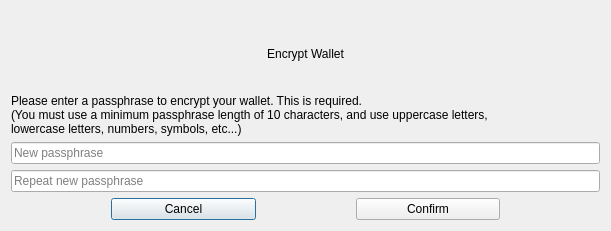
Before: the Qt Designer form src/qt/forms/encryptdialog.ui in pedrorv0106/DAPS, drawn with Qt 5.
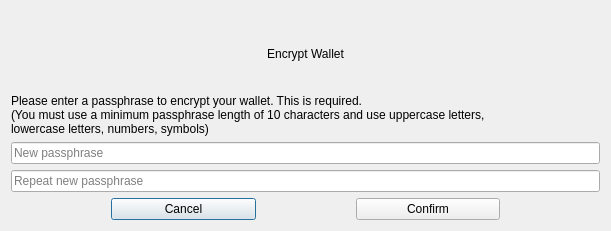
After: the same form once the commit is applied.

Commit message: DAPS-798 change description

Patch:
```diff
--- a/src/qt/forms/encryptdialog.ui
+++ b/src/qt/forms/encryptdialog.ui
@@ -51,8 +51,8 @@
        </property>
        <property name="text">
         <string>Please enter a passphrase to encrypt your wallet. This is required.
-(You must use a minimum passphrase length of 10 characters, and use uppercase letters, 
-lowercase letters, numbers, symbols, etc...) </string>
+(You must use a minimum passphrase length of 10 characters and use uppercase letters, 
+lowercase letters, numbers, symbols) </string>
        </property>
        <property name="alignment">
         <set>Qt::AlignLeading|Qt::AlignLeft|Qt::AlignVCenter</set>
```
